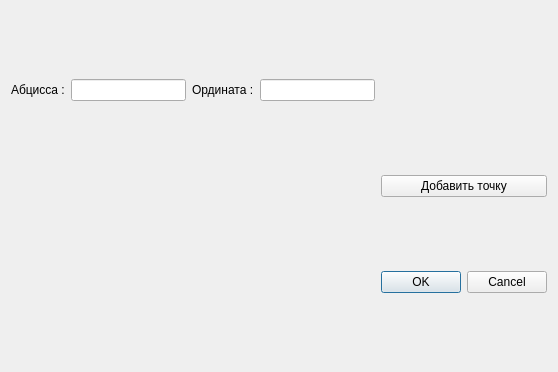
Qt form Actions/AddGraphs/addgraphdialogerased.ui (GirvitAlexander/Graph) before a commit.
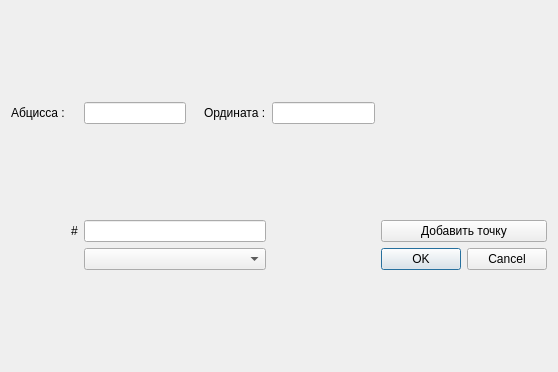
The same form after that commit.

Commit message: Color choice and resize

Diff of the .ui file:
```diff
--- a/Actions/AddGraphs/addgraphdialogerased.ui
+++ b/Actions/AddGraphs/addgraphdialogerased.ui
@@ -14,7 +14,27 @@
    <string>Dialog</string>
   </property>
   <layout class="QGridLayout" name="gridLayout">
+   <item row="19" column="12" colspan="4">
+    <widget class="QLineEdit" name="colorEdit"/>
+   </item>
+   <item row="17" column="15">
+    <widget class="QLabel" name="label_2">
+     <property name="text">
+      <string>Ордината :</string>
+     </property>
+    </widget>
+   </item>
    <item row="19" column="17">
+    <widget class="QPushButton" name="addPoint">
+     <property name="text">
+      <string>Добавить точку</string>
+     </property>
+    </widget>
+   </item>
+   <item row="17" column="16">
+    <widget class="QLineEdit" name="ForY"/>
+   </item>
+   <item row="20" column="17">
     <widget class="QDialogButtonBox" name="buttonBox">
      <property name="orientation">
       <enum>Qt::Horizontal</enum>
@@ -24,8 +44,11 @@
      </property>
     </widget>
    </item>
-   <item row="17" column="16">
-    <widget class="QLineEdit" name="ForY"/>
+   <item row="17" column="12">
+    <widget class="QLineEdit" name="ForX"/>
+   </item>
+   <item row="20" column="12" colspan="4">
+    <widget class="QComboBox" name="comboBox"/>
    </item>
    <item row="17" column="9">
     <widget class="QLabel" name="label">
@@ -34,20 +57,49 @@
      </property>
     </widget>
    </item>
-   <item row="17" column="15">
-    <widget class="QLabel" name="label_2">
-     <property name="text">
-      <string>Ордината :</string>
+   <item row="18" column="12">
+    <spacer name="verticalSpacer">
+     <property name="orientation">
+      <enum>Qt::Vertical</enum>
      </property>
-    </widget>
+     <property name="sizeHint" stdset="0">
+      <size>
+       <width>20</width>
+       <height>40</height>
+      </size>
+     </property>
+    </spacer>
    </item>
-   <item row="17" column="12">
-    <widget class="QLineEdit" name="ForX"/>
+   <item row="21" column="12">
+    <spacer name="verticalSpacer_2">
+     <property name="orientation">
+      <enum>Qt::Vertical</enum>
+     </property>
+     <property name="sizeHint" stdset="0">
+      <size>
+       <width>20</width>
+       <height>40</height>
+      </size>
+     </property>
+    </spacer>
    </item>
-   <item row="18" column="17">
-    <widget class="QPushButton" name="addPoint">
+   <item row="0" column="12">
+    <spacer name="verticalSpacer_3">
+     <property name="orientation">
+      <enum>Qt::Vertical</enum>
+     </property>
+     <property name="sizeHint" stdset="0">
+      <size>
+       <width>20</width>
+       <height>40</height>
+      </size>
+     </property>
+    </spacer>
+   </item>
+   <item row="19" column="10">
+    <widget class="QLabel" name="label_3">
      <property name="text">
-      <string>Добавить точку</string>
+      <string>#</string>
      </property>
     </widget>
    </item>
```
The commit also changes 12 other files.
